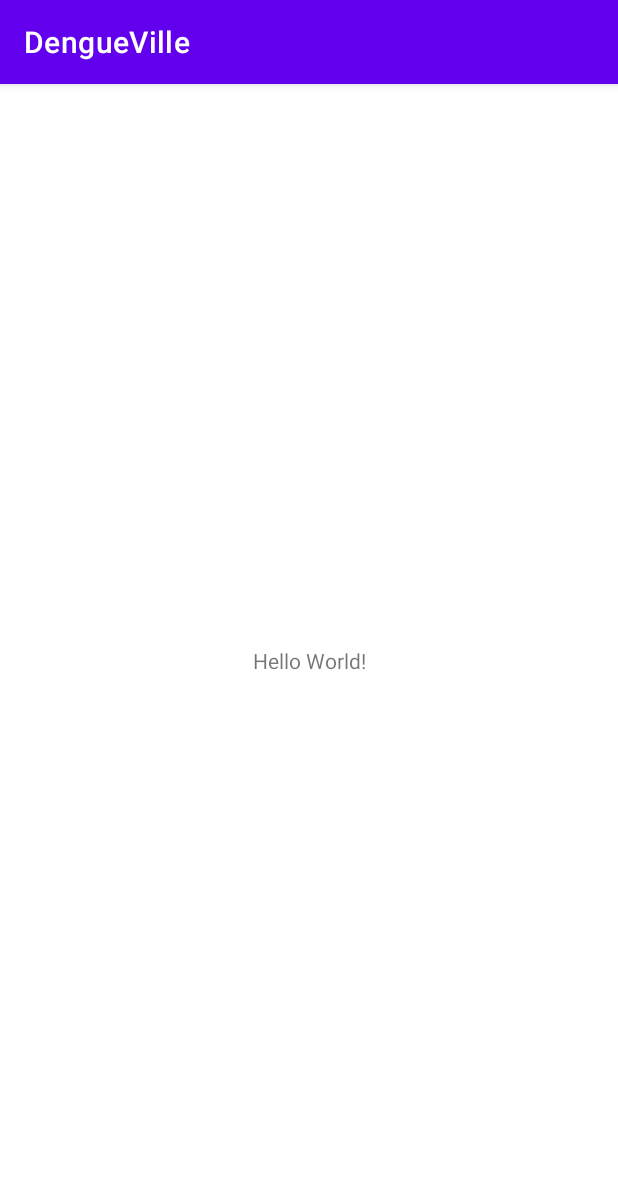
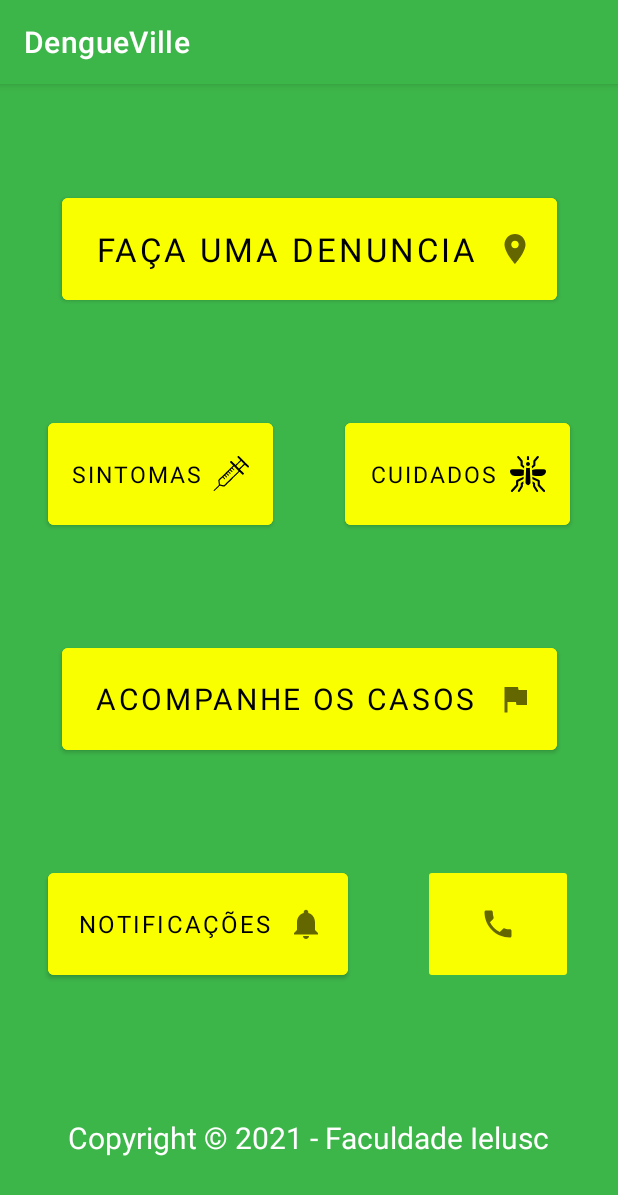
Before and after one commit to gabrielcaixeta/dengueville, an Android app: the screen it shows after launch (MainActivity), on a phone screen of 412 x 824 dp. Shown: the top 1195 px of the screen. Run offline under Robolectric (Android 15) with nearby library versions, the phone set to English and light mode, and no system bars.

Commit message:
Criando string para número de telefone

```diff
--- a/app/src/main/AndroidManifest.xml
+++ b/app/src/main/AndroidManifest.xml
@@ -9,10 +9,6 @@
         android:roundIcon="@mipmap/ic_launcher_round"
         android:supportsRtl="true"
         android:theme="@style/Theme.DengueVille">
-        <activity
-            android:name=".MenuActivity"
-            android:parentActivityName=".MainActivity">
-        </activity>
         <activity android:name=".MainActivity">
             <intent-filter>
                 <action android:name="android.intent.action.MAIN" />
--- a/app/src/main/res/layout/activity_main.xml
+++ b/app/src/main/res/layout/activity_main.xml
@@ -2,17 +2,111 @@
 <androidx.constraintlayout.widget.ConstraintLayout xmlns:android="http://schemas.android.com/apk/res/android"
     xmlns:app="http://schemas.android.com/apk/res-auto"
     xmlns:tools="http://schemas.android.com/tools"
+    style="@style/backgroundVerde"
     android:layout_width="match_parent"
     android:layout_height="match_parent"
     tools:context=".MainActivity">
 
+    <Button
+        android:id="@+id/button"
+        style="@style/backgroundAmarelo"
+        android:layout_width="330dp"
+        android:layout_height="80dp"
+        android:layout_marginTop="70dp"
+        android:drawableRight="@drawable/icon_place"
+        android:text="@string/button_denuncia"
+        android:textColor="#000000"
+        android:textSize="22sp"
+        app:layout_constraintEnd_toEndOf="parent"
+        app:layout_constraintHorizontal_bias="0.5"
+        app:layout_constraintStart_toStartOf="parent"
+        app:layout_constraintTop_toTopOf="parent" />
+
+    <Button
+        android:id="@+id/button2"
+        style="@style/backgroundAmarelo"
+        android:layout_width="150dp"
+        android:layout_height="80dp"
+        android:layout_marginStart="32dp"
+        android:layout_marginTop="70dp"
+        android:drawableRight="@drawable/icon_injection"
+        android:text="@string/button_sintomas"
+        android:textColor="#000000"
+        android:textSize="15sp"
+        app:layout_constraintStart_toStartOf="parent"
+        app:layout_constraintTop_toBottomOf="@+id/button" />
+
+    <Button
+        android:id="@+id/button3"
+        style="@style/backgroundAmarelo"
+        android:layout_width="150dp"
+        android:layout_height="80dp"
+        android:layout_marginTop="70dp"
+        android:layout_marginEnd="32dp"
+        android:drawableRight="@drawable/icon_mosquito"
+        android:text="@string/button_cuidados"
+        android:textColor="#000000"
+        android:textSize="15sp"
+        app:layout_constraintEnd_toEndOf="parent"
+        app:layout_constraintHorizontal_bias="1.0"
+        app:layout_constraintStart_toEndOf="@+id/button2"
+        app:layout_constraintTop_toBottomOf="@+id/button" />
+
+    <Button
+        android:id="@+id/button4"
+        style="@style/backgroundAmarelo"
+        android:layout_width="330dp"
+        android:layout_height="80dp"
+        android:layout_marginTop="70dp"
+        android:drawableRight="@drawable/icon_flag"
+        android:text="@string/button_casos"
+        android:textColor="#000000"
+        android:textSize="20sp"
+        app:layout_constraintEnd_toEndOf="parent"
+        app:layout_constraintHorizontal_bias="0.5"
+        app:layout_constraintStart_toStartOf="parent"
+        app:layout_constraintTop_toBottomOf="@+id/button3" />
+
+    <Button
+        android:id="@+id/button5"
+        style="@style/backgroundAmarelo"
+        android:layout_width="200dp"
+        android:layout_height="80dp"
+        android:layout_marginStart="32dp"
+        android:layout_marginTop="70dp"
+        android:drawableRight="@drawable/icon_notifications"
+        android:text="@string/button_notificacoes"
+        android:textColor="#000000"
+        android:textSize="16sp"
+        app:layout_constraintStart_toStartOf="parent"
+        app:layout_constraintTop_toBottomOf="@+id/button4" />
+
+    <ImageButton
+        android:id="@+id/imageButton"
+        style="@style/backgroundAmarelo"
+        android:layout_width="100dp"
+        android:layout_height="80dp"
+        android:layout_marginTop="70dp"
+        android:layout_marginEnd="30dp"
+        android:onClick="abrirTelefone"
+        app:layout_constraintEnd_toEndOf="parent"
+        app:layout_constraintHorizontal_bias="1.0"
+        app:layout_constraintStart_toEndOf="@+id/button5"
+        app:layout_constraintTop_toBottomOf="@+id/button4"
+        app:srcCompat="@drawable/icon_phone" />
+
     <TextView
+        android:id="@+id/textView"
         android:layout_width="wrap_content"
         android:layout_height="wrap_content"
-        android:text="Hello World!"
+        android:layout_marginTop="70dp"
+        android:layout_marginBottom="34dp"
+        android:text="@string/footer_name"
+        android:textColor="#FFFFFF"
+        android:textSize="20sp"
         app:layout_constraintBottom_toBottomOf="parent"
-        app:layout_constraintLeft_toLeftOf="parent"
-        app:layout_constraintRight_toRightOf="parent"
-        app:layout_constraintTop_toTopOf="parent" />
+        app:layout_constraintEnd_toEndOf="parent"
+        app:layout_constraintStart_toStartOf="parent"
+        app:layout_constraintTop_toBottomOf="@+id/imageButton" />
 
 </androidx.constraintlayout.widget.ConstraintLayout>
--- a/app/src/main/res/values/colors.xml
+++ b/app/src/main/res/values/colors.xml
@@ -1,5 +1,7 @@
 <?xml version="1.0" encoding="utf-8"?>
 <resources>
+    <color name="green">#3DB649</color>
+    <color name="yellow">#FAFF00</color>
     <color name="purple_200">#FFBB86FC</color>
     <color name="purple_500">#FF6200EE</color>
     <color name="purple_700">#FF3700B3</color>
--- a/app/src/main/res/values/strings.xml
+++ b/app/src/main/res/values/strings.xml
@@ -6,4 +6,5 @@
     <string name="button_casos">ACOMPANHE OS CASOS</string>
     <string name="button_notificacoes">NOTIFICAÇÕES</string>
     <string name="footer_name" translatable="false">Copyright © 2021 - Faculdade Ielusc</string>
+    <string name="numero_telefone" translatable="false">tel:04734313233</string>
 </resources>
--- a/app/src/main/res/values/style.xml
+++ b/app/src/main/res/values/style.xml
@@ -1,10 +1,10 @@
 <?xml version="1.0" encoding="utf-8"?>
 <resources>
     <style name="backgroundVerde" parent="TextAppearance.AppCompat">
-        <item name="android:background">#3DB649</item>
+        <item name="android:background">@color/green</item>
     </style>
 
     <style name="backgroundAmarelo" parent="TextAppearance.AppCompat">
-        <item name="android:backgroundTint">#FAFF00</item>
+        <item name="android:backgroundTint">@color/yellow</item>
     </style>
 </resources>
--- a/app/src/main/res/values/themes.xml
+++ b/app/src/main/res/values/themes.xml
@@ -2,7 +2,7 @@
     <!-- Base application theme. -->
     <style name="Theme.DengueVille" parent="Theme.MaterialComponents.DayNight.DarkActionBar">
         <!-- Primary brand color. -->
-        <item name="colorPrimary">@color/purple_500</item>
+        <item name="colorPrimary">@color/green</item>
         <item name="colorPrimaryVariant">@color/purple_700</item>
         <item name="colorOnPrimary">@color/white</item>
         <!-- Secondary brand color. -->
```
Also changed, not shown: app/src/main/java/br/com/dengueville/MainActivity.java (+9 -0 lines), app/src/main/java/br/com/dengueville/MenuActivity.java (deleted, +0 -22 lines), app/src/main/res/layout/activity_menu.xml (deleted, +0 -112 lines).
